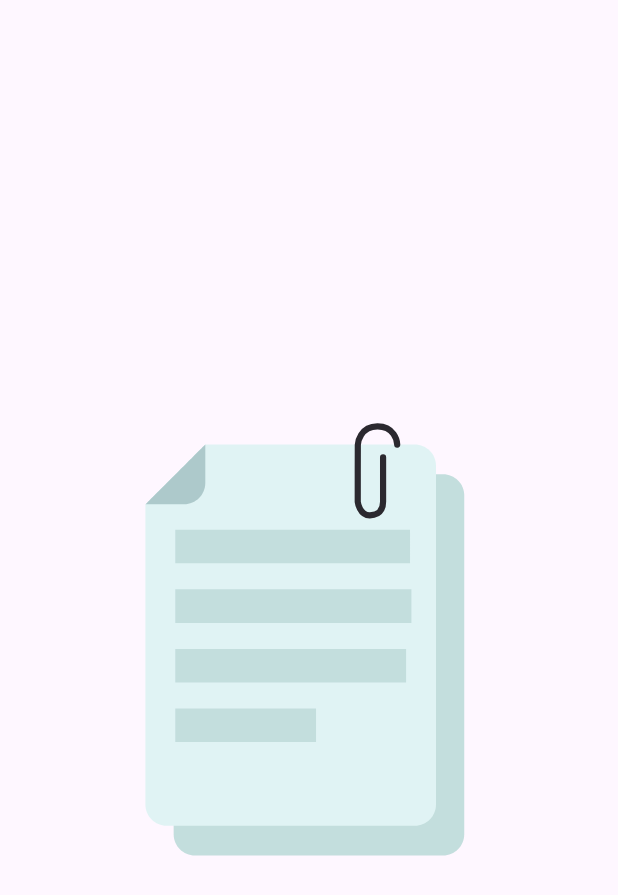
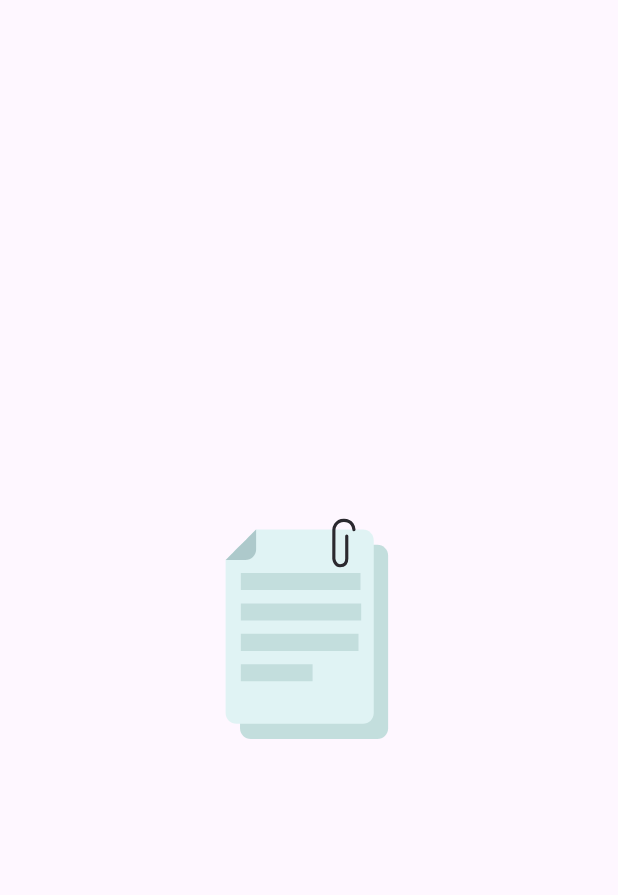
Before and after one commit to Rarewolves/My_note, a Flutter app: the SplashScreen screen opened directly, on a phone screen of 412 x 824 dp. Shown: the top 895 px of the screen. Run offline on Flutter 3.47's test engine with Material 3 defaults, Android fonts, the phone set to English and light mode, and no system bars; our stand-ins replace dropdown_button2, google_fonts, hive, hive_flutter, image_picker, lottie and 2 more; missing offline and left inert: insta_image_viewer; accounts and stored records are empty; project files that could hold a hidden picture were left out.

Commit message:
second commit

```diff
--- a/lib/view/gallery_screen/widgets/gridview/gridview.dart
+++ b/lib/view/gallery_screen/widgets/gridview/gridview.dart
@@ -9,7 +9,6 @@ import 'package:flutter_application_25/utils/color_constant/color_constant.dart'
 import 'package:flutter_staggered_grid_view/flutter_staggered_grid_view.dart';
 import 'package:hive_flutter/hive_flutter.dart';
 import 'package:insta_image_viewer/insta_image_viewer.dart';
-import 'package:share/share.dart';
 
 class Gridview extends StatefulWidget {
   Gridview({
--- a/lib/view/splash_screen/splash_screen.dart
+++ b/lib/view/splash_screen/splash_screen.dart
@@ -29,7 +29,8 @@ class _SplashScreenState extends State<SplashScreen> {
   Widget build(BuildContext context) {
     return Scaffold(
       body: Center(
-        child: Lottie.asset("assets/icons/Animation - 1701590058742.json"),
+        child: Lottie.asset("assets/icons/Animation - 1701590058742.json",
+            height: 210),
       ),
     );
   }
```
Also changed, not shown: lib/view/all_screen/all_screen.dart (+6 -2 lines).
